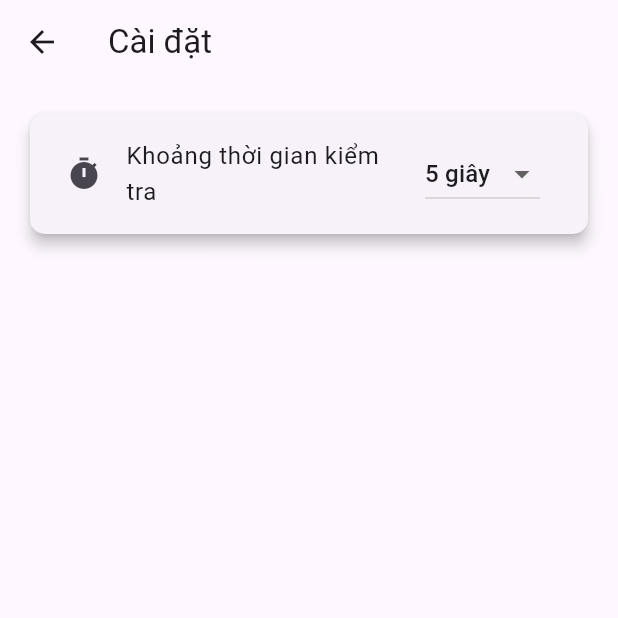
After one commit to Lama2323/eyelink_app, a Flutter app: the SettingPage screen opened directly, on a phone screen of 412 x 824 dp, the top half of it. The commit adds this screen. Run offline on Flutter 3.47's test engine with Material 3 defaults, Android fonts, the phone set to English and light mode, and no system bars; our stand-ins replace flutter_dotenv, flutter_local_notifications, image_cropper, image_picker, permission_handler, shared_preferences and 2 more; accounts and stored records are empty.

Commit message:
feat notification, update ui setting page

```diff
--- /dev/null
+++ b/lib/screens/setting_page.dart
@@ -0,0 +1,74 @@
+import 'package:flutter/material.dart';
+import 'package:shared_preferences/shared_preferences.dart';
+
+class SettingPage extends StatefulWidget {
+  const SettingPage({Key? key}) : super(key: key);
+
+  @override
+  State<SettingPage> createState() => _SettingPageState();
+}
+
+class _SettingPageState extends State<SettingPage> {
+  int _selectedInterval = 5;
+
+  @override
+  void initState() {
+    super.initState();
+    _loadSettings();
+  }
+
+  Future<void> _loadSettings() async {
+    SharedPreferences prefs = await SharedPreferences.getInstance();
+    setState(() {
+      _selectedInterval = prefs.getInt('checkInterval') ?? 5;
+    });
+  }
+
+  Future<void> _saveSettings() async {
+    SharedPreferences prefs = await SharedPreferences.getInstance();
+    await prefs.setInt('checkInterval', _selectedInterval);
+  }
+
+  @override
+  Widget build(BuildContext context) {
+    return Scaffold(
+      appBar: AppBar(title: const Text('Cài đặt')),
+      body: Padding(
+        padding: const EdgeInsets.all(16.0),
+        child: Card(
+          elevation: 4,
+          shape: RoundedRectangleBorder(borderRadius: BorderRadius.circular(10)),
+          child: Padding(
+            padding: const EdgeInsets.all(8.0),
+            child: Column(
+              mainAxisSize: MainAxisSize.min,
+              children: [
+                 ListTile(
+                  leading: const Icon(Icons.timer),
+                  title: const Text('Khoảng thời gian kiểm tra'),
+                  trailing: DropdownButton<int>(
+                    value: _selectedInterval,
+                    onChanged: (int? newValue) {
+                      if (newValue != null) {
+                        setState(() {
+                          _selectedInterval = newValue;
+                        });
+                        _saveSettings();
+                      }
+                    },
+                    items: const [
+                      DropdownMenuItem(value: 2, child: Text('2 giây')),
+                      DropdownMenuItem(value: 4, child: Text('4 giây')),
+                      DropdownMenuItem(value: 5, child: Text('5 giây')),
+                      DropdownMenuItem(value: 10, child: Text('10 giây')),
+                    ],
+                  ),
+                ),
+              ],
+            ),
+          ),
+        ),
+      ),
+    );
+  }
+}
```
Also changed, not shown: lib/main.dart (+41 -5 lines), lib/screens/access_log_page.dart (+7 -2 lines), lib/screens/detail_log_page.dart (added, +77 -0 lines), lib/screens/face_list.dart (+45 -32 lines), lib/screens/home.dart (+81 -2 lines), pubspec.yaml (+6 -1 lines), pubspec.lock, 5 other files.
